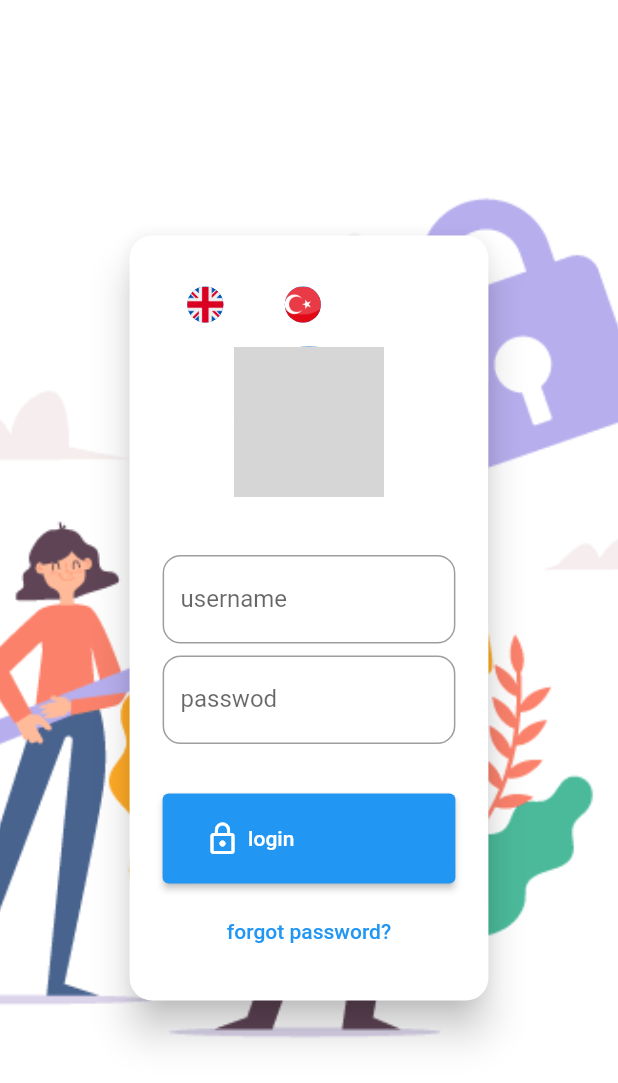
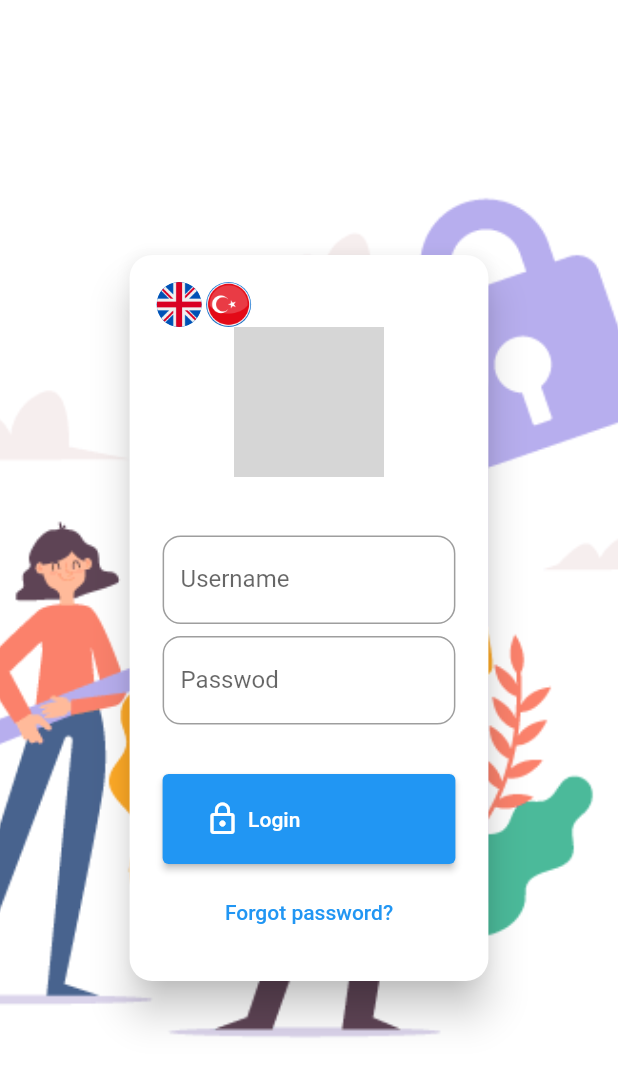
Before and after one commit to jzahmatkesh/ERP, a Flutter app: the screen it shows after launch, on a phone screen of 412 x 824 dp. Shown: the top 1083 px of the screen. Run offline on Flutter 3.47's test engine with Material 2 defaults, Android fonts, the phone set to English and light mode, and no system bars; our stand-ins replace easy_localization; network calls fail; grey boxes are pictures that could not be loaded.

Commit message:
multi language added

```diff
--- a/lib/main.dart
+++ b/lib/main.dart
@@ -46,6 +46,22 @@ class MyApp extends StatelessWidget {
 class MyHomePage extends StatelessWidget {
   @override
   Widget build(BuildContext context){
+    final _formkey = GlobalKey<FormState>();
+
+    List<Widget> footer(BuildContext context){
+      return [
+        Button(
+          caption: 'login'.tr(),
+          icon: Icon(Icons.lock_outline),
+          onPressed: () {if (_formkey.currentState!.validate()) print("yes"); else print("no");}
+        ),
+        TxtButton(
+          onPressed: (){},
+          caption: '${'forgot password'.tr()}?'
+        )
+      ];
+    }
+
     return Scaffold(
       backgroundColor: Colors.white,
       body: SafeArea(
@@ -110,14 +126,25 @@ class MyHomePage extends StatelessWidget {
                     ),
                     child: Container(
                       padding: EdgeInsets.all(18),
+                      child: Form(
+                        key: _formkey,
                         child: Column(
                           mainAxisSize: MainAxisSize.min,
                           children: [
                             Container(
                               child: Row(
                                 children: [
-                                SizedBox(width: 65, child: ListTile(title: CircleAvatar(radius: 12,backgroundImage: AssetImage('images/English.png')), onTap: () async => await context.setLocale(context.supportedLocales[0]))),
-                                SizedBox(width: 65, child: ListTile(title: CircleAvatar(radius: 12,backgroundImage: AssetImage('images/Turkey.png')), onTap: () async => await context.setLocale(context.supportedLocales[1]))),
+                                  IButton(
+                                    hint: 'English',
+                                    asseimage: 'images/English.png',
+                                    onPressed: () async => await context.setLocale(context.supportedLocales[0])
+                                  ),
+                                  SizedBox(width: 3),
+                                  IButton(
+                                    hint: 'Türkçe',
+                                    asseimage: 'images/Turkey.png',
+                                    onPressed: () async => await context.setLocale(context.supportedLocales[1])
+                                  ),
                                 ],
                               ),
                             ),
@@ -127,13 +154,14 @@ class MyHomePage extends StatelessWidget {
                                   NetworkImage('http://i.imgur.com/ryybk8P.jpg'),
                             ),
                             SizedBox(height: 35),
-                          EditBox(label: 'username'.tr()),
-                          EditBox(label: 'password'.tr(), password: true),
+                            EditBox(label: 'username'.tr(), notEmpty: true),
+                            EditBox(label: 'password'.tr(), notEmpty: true, password: true),
                             SizedBox(height: 25),
                             screenWidth(context) > 1365
                               ? Row(children: footer(context))
                               : Column(children: footer(context))
                           ],
+                        ),
                       ),
                     )
                   )
@@ -146,18 +174,4 @@ class MyHomePage extends StatelessWidget {
       ),
     );
   }
-
-  List<Widget> footer(BuildContext context){
-    return [
-      Button(
-        caption: 'login'.tr(),
-        icon: Icon(Icons.lock_outline),
-        onPressed: () {}
-      ),
-      TxtButton(
-        onPressed: (){},
-        caption: '${'forgot password'.tr()}?'
-      )
-    ];
 }
-}
--- a/lib/module/widget.dart
+++ b/lib/module/widget.dart
@@ -1,3 +1,4 @@
+import 'package:easy_localization/easy_localization.dart';
 import 'package:flutter/material.dart';
 import 'package:flutter/services.dart';
 
@@ -68,16 +69,21 @@ class EditBox extends StatelessWidget {
   final TextEditingController? controller;
   final EditType type;
   final int? maxLength;
+  final bool notEmpty;
 
   EditBox(
-      {required this.label,
+    {
+      required this.label,
       this.defaultvalue,
       this.expanded = false,
       this.password = false,
       this.onChange,
       this.controller,
       this.type = EditType.Text,
-      this.maxLength});
+      this.maxLength,
+      this.notEmpty = false
+    }
+  );
 
   @override
   Widget build(BuildContext context) {
@@ -96,6 +102,10 @@ class EditBox extends StatelessWidget {
       obscureText: this.password,
       onChanged: this.onChange,
       maxLength: this.type == EditType.Date ? 10 : this.maxLength,
+      validator: (String? val){
+        if (this.notEmpty && (val == null || val.isEmpty))
+          return "required".tr();
+      },
       keyboardType: [EditType.Money, EditType.Number].contains(this.type)
           ? TextInputType.number
           : TextInputType.text,
@@ -164,15 +174,36 @@ class TxtButton extends StatelessWidget {
 class IButton extends StatelessWidget {
 
   final String? hint;
-  final Icon icon;
+  final Icon? icon;
+  final String? asseimage;
   final void Function() onPressed;
 
-  IButton({required this.icon, this.hint, required this.onPressed});
+  IButton({this.icon, this.hint, required this.onPressed, this.asseimage});
 
   @override
   Widget build(BuildContext context) {
-    return this.hint==null
-      ? IconButton(icon: this.icon, onPressed: this.onPressed)
-      : Tooltip(message: this.hint!, child: IconButton(icon: this.icon, onPressed: this.onPressed));
+    return
+      this.asseimage == null
+        ? this.hint==null
+          ? IconButton(icon: this.icon!, onPressed: this.onPressed)
+          : Tooltip(message: this.hint!, child: IconButton(icon: this.icon!, onPressed: this.onPressed))
+        : this.hint==null
+          ? InkWell(
+              child: CircleAvatar(
+                radius: 15,
+                backgroundImage: AssetImage('$asseimage')
+              ),
+              onTap: this.onPressed
+            )
+          : Tooltip(
+              message: this.hint!,
+              child: InkWell(
+                child: CircleAvatar(
+                  radius: 15,
+                  backgroundImage: AssetImage('$asseimage')
+                ),
+                onTap: this.onPressed
+              )
+            );
   }
 }
```
Also changed, not shown: lang/en-US.json (+6 -5 lines), lang/tr-TR.json (+4 -3 lines). Lines whose indentation alone changed are shown as unchanged.
